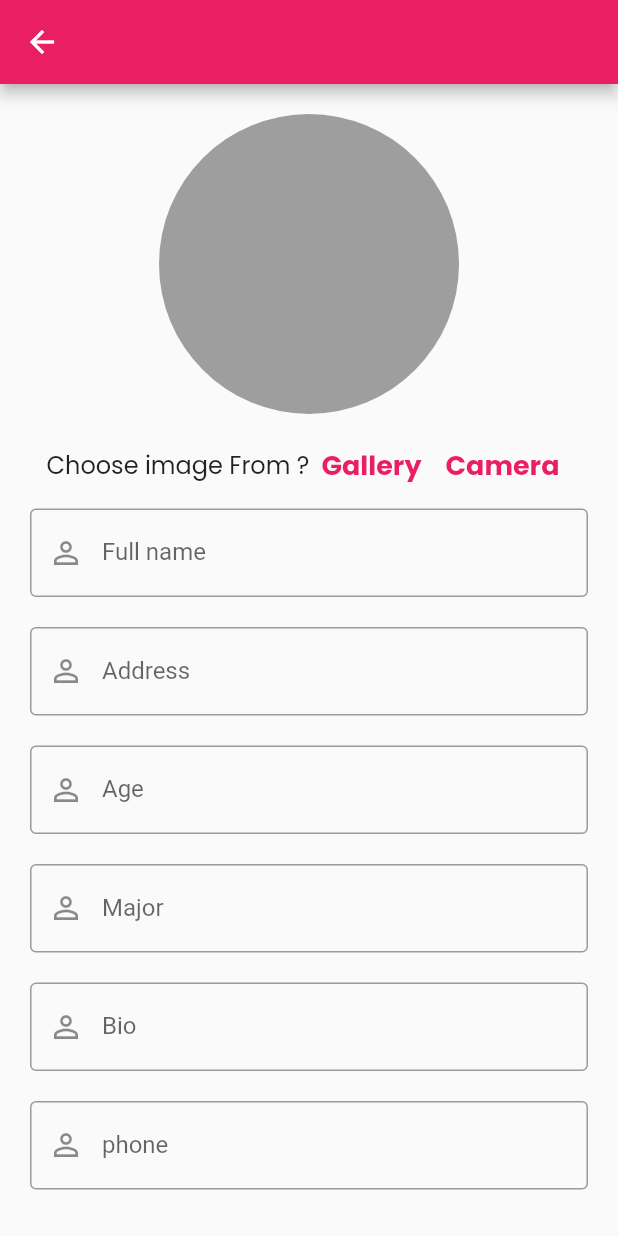
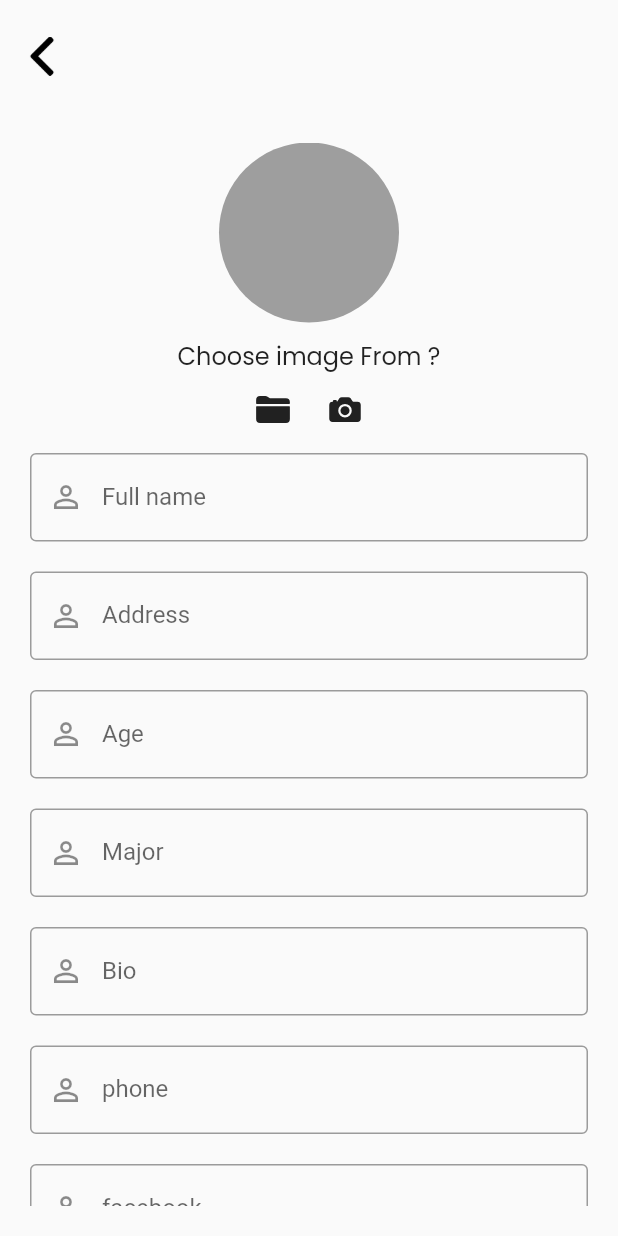
Before and after one commit to moh7dali/Jobology, a Flutter app: the personalInfo screen opened directly, after a tap on the "edit" icon, on a phone screen of 412 x 824 dp. Run offline on Flutter 3.47's test engine with Material 2 defaults, Android fonts, the phone set to English and light mode, and no system bars; our stand-ins replace cloud_firestore, firebase_auth, firebase_core, firebase_storage, flutter_speed_dial, font_awesome_flutter and 8 more; accounts and stored records are empty; network calls fail.

Commit message:
raghad update

```diff
--- a/lib/Screens/Authentication/Company_signup.dart
+++ b/lib/Screens/Authentication/Company_signup.dart
@@ -3,8 +3,8 @@ import 'package:flutter/material.dart';
 import 'package:get/get.dart';
 import 'package:google_fonts/google_fonts.dart';
 import 'package:google_sign_in/google_sign_in.dart';
-import 'package:ionicons/ionicons.dart';
 import 'package:cloud_firestore/cloud_firestore.dart';
+import 'package:jobology/constants.dart';
 
 class Company_Sign_up extends StatefulWidget {
   const Company_Sign_up({super.key});
@@ -151,7 +151,7 @@ class _Company_Sign_upState extends State<Company_Sign_up> {
                               style: GoogleFonts.montserrat(
                                   fontSize: 15, fontWeight: FontWeight.bold)),
                           style: ElevatedButton.styleFrom(
-                              backgroundColor: Color.fromARGB(255, 5, 108, 106),
+                              backgroundColor: buttonColor,
                               shape: RoundedRectangleBorder(),
                               padding: EdgeInsets.all(15)),
                         )),
--- a/lib/Screens/Users/peronalPage/editProfile.dart
+++ b/lib/Screens/Users/peronalPage/editProfile.dart
@@ -5,6 +5,8 @@ import 'package:google_fonts/google_fonts.dart';
 import 'package:image_picker/image_picker.dart';
 import 'dart:io';
 import 'package:firebase_storage/firebase_storage.dart';
+import 'package:ionicons/ionicons.dart';
+import 'package:jobology/constants.dart';
 
 class editProfile extends StatefulWidget {
   editProfile(
@@ -63,37 +65,55 @@ class _editProfileState extends State<editProfile> {
     TextEditingController linkedinController = TextEditingController(
         text: widget.linkedin == null ? null : widget.linkedin);
     return Scaffold(
-      appBar: AppBar(),
+      appBar: AppBar(
+        toolbarHeight: 75,
+        backgroundColor: const Color.fromARGB(0, 255, 255, 255),
+        elevation: 0,
+        leading: Builder(
+          builder: (context) => IconButton(
+              icon: Image.asset(
+                "images/back.png",
+                width: 26,
+              ),
+              onPressed: () {
+                Navigator.pop(context);
+              }),
+        ),
+      ),
       body: Padding(
         padding: const EdgeInsets.all(20),
         child: Form(
           child: ListView(
             children: [
               CircleAvatar(
-                  radius: 100,
+                  radius: 60,
                   backgroundColor: Colors.grey,
                   backgroundImage:
                       pickedimg == null ? null : FileImage(pickedimg!)),
               SizedBox(
                 height: 10,
               ),
-              Row(
-                mainAxisAlignment: MainAxisAlignment.center,
+              Column(
                 children: [
                   Text("Choose image From ?",
                       style: GoogleFonts.poppins(
                         fontSize: 16,
                       )),
-                  TextButton(
-                      onPressed: () => funimg(ImageSource.gallery),
-                      child: Text("Gallery",
-                          style: GoogleFonts.poppins(
-                              fontSize: 18, fontWeight: FontWeight.bold))),
-                  TextButton(
-                      onPressed: () => funimg(ImageSource.camera),
-                      child: Text("Camera",
-                          style: GoogleFonts.poppins(
-                              fontSize: 18, fontWeight: FontWeight.bold))),
+                  Row(
+                    mainAxisAlignment: MainAxisAlignment.center,
+                    children: [
+                      IconButton(
+                        onPressed: () => funimg(ImageSource.gallery),
+                        icon: Icon(Ionicons.folder),
+                      ),
+                      IconButton(
+                        onPressed: () => funimg(ImageSource.camera),
+                        icon: Icon(
+                          Ionicons.camera,
+                        ),
+                      ),
+                    ],
+                  ),
                 ],
               ),
               SizedBox(
@@ -189,7 +209,7 @@ class _editProfileState extends State<editProfile> {
               ),
               ElevatedButton(
                 style: OutlinedButton.styleFrom(
-                    backgroundColor: Color.fromARGB(255, 5, 108, 106),
+                    backgroundColor: buttonColor,
                     shape: RoundedRectangleBorder(),
                     padding: EdgeInsets.symmetric(vertical: 15)),
                 onPressed: () async {
--- a/lib/Screens/Users/peronalPage/personalpage.dart
+++ b/lib/Screens/Users/peronalPage/personalpage.dart
@@ -31,7 +31,7 @@ class _personalInfoState extends State<personalInfo> {
   String major = "";
   String age = "";
   String bio = "";
-  String facebook = "";
+  String github = "";
   String LinkedIn = "";
 
   bool visibilty = false;
@@ -50,7 +50,7 @@ class _personalInfoState extends State<personalInfo> {
         address = event['address'];
         major = event['major'];
         age = event['age'];
-        facebook = event['facebookurl'];
+        github = event['facebookurl'];
         LinkedIn = event['linkedinurl'];
       });
     });
@@ -89,7 +89,7 @@ class _personalInfoState extends State<personalInfo> {
                     age: age,
                     major: major,
                     bio: bio,
-                    facebook: facebook,
+                    facebook: github,
                     linkedin: LinkedIn,
                   );
                 }));
@@ -166,8 +166,8 @@ class _personalInfoState extends State<personalInfo> {
                       ),
                     ),
                     Icon_Url(
-                      icon: const Icon(FontAwesomeIcons.facebook),
-                      url: facebook,
+                      icon: const Icon(FontAwesomeIcons.github),
+                      url: github,
                     ),
                   ],
                 ),
```
Also changed, not shown: lib/Screens/Authentication/Login.dart (+9 -6 lines), lib/Screens/Authentication/signup.dart (+32 -21 lines), lib/Screens/start.dart (+8 -7 lines), images/Logo.png.
